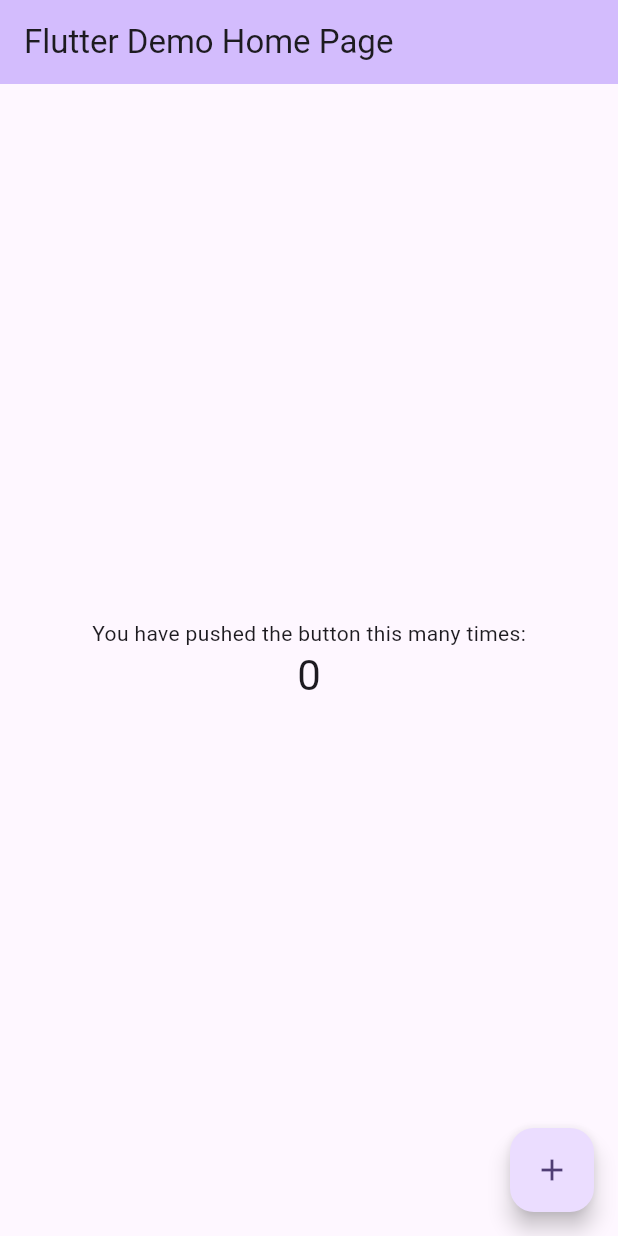
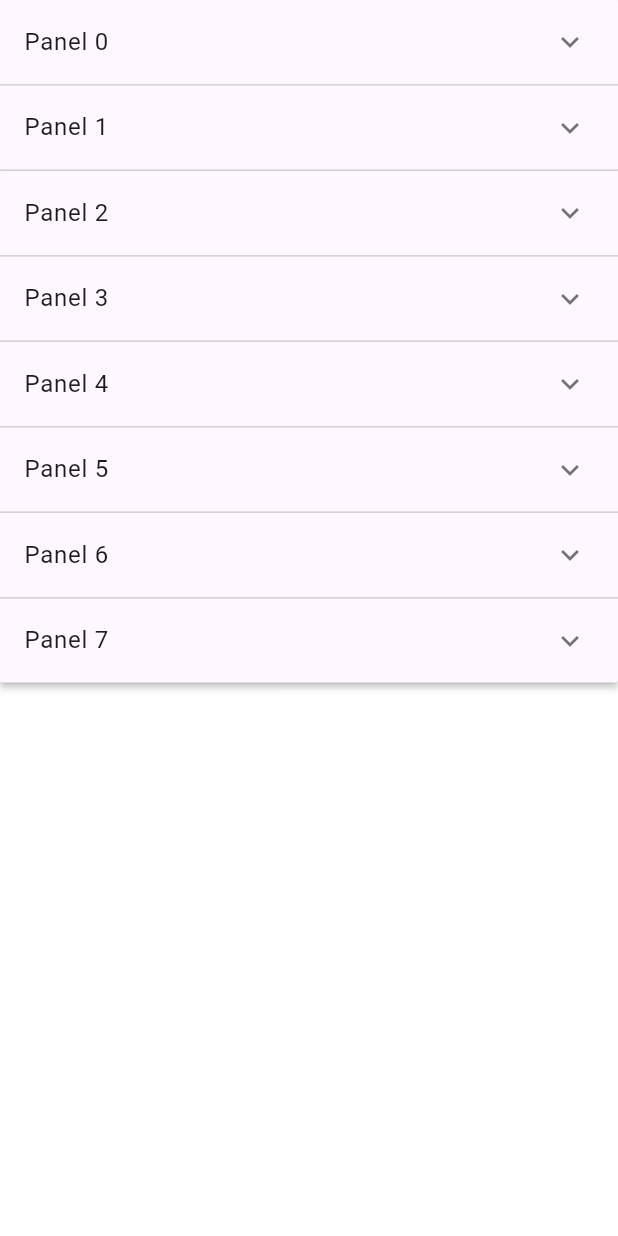
Before and after one commit to rosinekaranganwa/widgetOfTheWeek, a Flutter app: the screen it shows after launch, on a phone screen of 412 x 824 dp. Run offline on Flutter 3.47's test engine with Material 2 defaults, Android fonts, the phone set to English and light mode, and no system bars.

Commit message:
expansion panel widget

```diff
--- /dev/null
+++ b/lib/call_back_shortcuts.dart
@@ -0,0 +1,58 @@
+import 'package:flutter/material.dart';
+import 'package:flutter/services.dart';
+
+class CallbackShortcutsApp extends StatefulWidget {
+  const CallbackShortcutsApp({Key? key, required Map<ShortcutActivator, VoidCallback> bindings}) : super(key: key);
+
+  @override
+  State<CallbackShortcutsApp> createState() => _CallbackShortcutsState();
+}
+
+class _CallbackShortcutsState extends State<CallbackShortcutsApp> {
+  int count=0;
+  @override
+  Widget build(BuildContext context) {
+    return Scaffold(
+      appBar: AppBar(
+        title: Text('CallbackShortcuts Sample'),
+      ),
+      body: CallbackShortcutsApp(
+        bindings:<ShortcutActivator,VoidCallback>{
+          SingleActivator(LogicalKeyboardKey.arrowUp):(){
+            setState(() =>count=count+1);
+          },
+
+        }
+      ),
+    );
+  }
+}
+
+
+// class _CallbackShortcutsExampleState extends State<CallbackShortcutsExample> {
+//   int count = 0;
+//
+//   @override
+//   Widget build(BuildContext context) {
+//     return CallbackShortcuts(
+//       bindings: <ShortcutActivator, VoidCallback>{
+//         const SingleActivator(LogicalKeyboardKey.arrowUp): () {
+//           setState(() => count = count + 1);
+//         },
+//         const SingleActivator(LogicalKeyboardKey.arrowDown): () {
+//           setState(() => count = count - 1);
+//         },
+//       },
+//       child: Focus(
+//         autofocus: true,
+//         child: Column(
+//           children: <Widget>[
+//             const Text('Press the up arrow key to add to the counter'),
+//             const Text('Press the down arrow key to subtract from the counter'),
+//             Text('count: $count'),
+//           ],
+//         ),
+//       ),
+//     );
+//   }
+// }
--- /dev/null
+++ b/lib/expansion_panel.dart
@@ -0,0 +1,94 @@
+import 'package:flutter/material.dart';
+
+class ExpansionPanelListExampleApp extends StatefulWidget {
+  const ExpansionPanelListExampleApp({super.key});
+
+  @override
+  State<ExpansionPanelListExample> createState() => _ExpansionPanelListExampleState();
+}
+
+class _ExpansionPanelListExampleAppState extends State<ExpansionPanelListExampleApp> {
+  @override
+  Widget build(BuildContext context) {
+    return MaterialApp(
+      home: Scaffold(
+        appBar: AppBar(title: Text('ExpansionPanelList Sample'),),
+        body: ExpansionPanelListExample(),
+      ),
+    );
+  }
+}
+
+
+class Item{
+  Item({
+    required this.expandedValue,
+    required this.headerValue,
+    this.isExpanded=false,
+});
+  String expandedValue;
+  String headerValue;
+  bool isExpanded;
+}
+
+
+
+List<Item> generateItems(int numberOfItems) {
+  return List<Item>.generate(numberOfItems, (int index) {
+    return Item(
+      headerValue: 'Panel $index',
+      expandedValue: 'This is item number $index',
+    );
+  });
+}
+
+class ExpansionPanelListExample extends StatefulWidget {
+  const ExpansionPanelListExample({super.key});
+
+  @override
+  State<ExpansionPanelListExample> createState() =>
+      _ExpansionPanelListExampleState();
+}
+
+class _ExpansionPanelListExampleState extends State<ExpansionPanelListExample> {
+  final List<Item> _data = generateItems(8);
+
+  @override
+  Widget build(BuildContext context) {
+    return SingleChildScrollView(
+      child: Container(
+        child: _buildPanel(),
+      ),
+    );
+  }
+
+  Widget _buildPanel() {
+    return ExpansionPanelList(
+      expansionCallback: (int index, bool isExpanded) {
+        setState(() {
+          _data[index].isExpanded = !isExpanded;
+        });
+      },
+      children: _data.map<ExpansionPanel>((Item item) {
+        return ExpansionPanel(
+          headerBuilder: (BuildContext context, bool isExpanded) {
+            return ListTile(
+              title: Text(item.headerValue),
+            );
+          },
+          body: ListTile(
+              title: Text(item.expandedValue),
+              subtitle:
+              const Text('To delete this panel, tap the trash can icon'),
+              trailing: const Icon(Icons.delete),
+              onTap: () {
+                setState(() {
+                  _data.removeWhere((Item currentItem) => item == currentItem);
+                });
+              }),
+          isExpanded: item.isExpanded,
+        );
+      }).toList(),
+    );
+  }
+}
--- a/lib/main.dart
+++ b/lib/main.dart
@@ -1,4 +1,7 @@
 import 'package:flutter/material.dart';
+
+import 'call_back_shortcuts.dart';
+import 'expansion_panel.dart';
 
 void main() {
   runApp(const MyApp());
@@ -13,113 +16,11 @@ class MyApp extends StatelessWidget {
     return MaterialApp(
       title: 'Flutter Demo',
       theme: ThemeData(
-        // This is the theme of your application.
-        //
-        // TRY THIS: Try running your application with "flutter run". You'll see
-        // the application has a blue toolbar. Then, without quitting the app,
-        // try changing the seedColor in the colorScheme below to Colors.green
-        // and then invoke "hot reload" (save your changes or press the "hot
-        // reload" button in a Flutter-supported IDE, or press "r" if you used
-        // the command line to start the app).
-        //
-        // Notice that the counter didn't reset back to zero; the application
-        // state is not lost during the reload. To reset the state, use hot
-        // restart instead.
-        //
-        // This works for code too, not just values: Most code changes can be
-        // tested with just a hot reload.
         colorScheme: ColorScheme.fromSeed(seedColor: Colors.deepPurple),
         useMaterial3: true,
       ),
-      home: const MyHomePage(title: 'Flutter Demo Home Page'),
+        home:ExpansionPanelListExample()
+
     );
   }
 }
-
-class MyHomePage extends StatefulWidget {
-  const MyHomePage({super.key, required this.title});
-
-  // This widget is the home page of your application. It is stateful, meaning
-  // that it has a State object (defined below) that contains fields that affect
-  // how it looks.
-
-  // This class is the configuration for the state. It holds the values (in this
-  // case the title) provided by the parent (in this case the App widget) and
-  // used by the build method of the State. Fields in a Widget subclass are
-  // always marked "final".
-
-  final String title;
-
-  @override
-  State<MyHomePage> createState() => _MyHomePageState();
-}
-
-class _MyHomePageState extends State<MyHomePage> {
-  int _counter = 0;
-
-  void _incrementCounter() {
-    setState(() {
-      // This call to setState tells the Flutter framework that something has
-      // changed in this State, which causes it to rerun the build method below
-      // so that the display can reflect the updated values. If we changed
-      // _counter without calling setState(), then the build method would not be
-      // called again, and so nothing would appear to happen.
-      _counter++;
-    });
-  }
-
-  @override
-  Widget build(BuildContext context) {
-    // This method is rerun every time setState is called, for instance as done
-    // by the _incrementCounter method above.
-    //
-    // The Flutter framework has been optimized to make rerunning build methods
-    // fast, so that you can just rebuild anything that needs updating rather
-    // than having to individually change instances of widgets.
-    return Scaffold(
-      appBar: AppBar(
-        // TRY THIS: Try changing the color here to a specific color (to
-        // Colors.amber, perhaps?) and trigger a hot reload to see the AppBar
-        // change color while the other colors stay the same.
-        backgroundColor: Theme.of(context).colorScheme.inversePrimary,
-        // Here we take the value from the MyHomePage object that was created by
-        // the App.build method, and use it to set our appbar title.
-        title: Text(widget.title),
-      ),
-      body: Center(
-        // Center is a layout widget. It takes a single child and positions it
-        // in the middle of the parent.
-        child: Column(
-          // Column is also a layout widget. It takes a list of children and
-          // arranges them vertically. By default, it sizes itself to fit its
-          // children horizontally, and tries to be as tall as its parent.
-          //
-          // Column has various properties to control how it sizes itself and
-          // how it positions its children. Here we use mainAxisAlignment to
-          // center the children vertically; the main axis here is the vertical
-          // axis because Columns are vertical (the cross axis would be
-          // horizontal).
-          //
-          // TRY THIS: Invoke "debug painting" (choose the "Toggle Debug Paint"
-          // action in the IDE, or press "p" in the console), to see the
-          // wireframe for each widget.
-          mainAxisAlignment: MainAxisAlignment.center,
-          children: <Widget>[
-            const Text(
-              'You have pushed the button this many times:',
-            ),
-            Text(
-              '$_counter',
-              style: Theme.of(context).textTheme.headlineMedium,
-            ),
-          ],
-        ),
-      ),
-      floatingActionButton: FloatingActionButton(
-        onPressed: _incrementCounter,
-        tooltip: 'Increment',
-        child: const Icon(Icons.add),
-      ), // This trailing comma makes auto-formatting nicer for build methods.
-    );
-  }
-}
```
